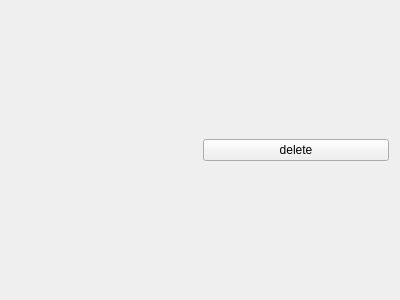
This is task.ui in ReubenKabiti/qt-todo-list as Qt 5 draws it before an edit. The edited form follows.
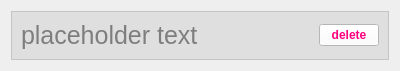
This is the edited form.

The edit to the form file:
```diff
--- a/task.ui
+++ b/task.ui
@@ -7,30 +7,77 @@
     <x>0</x>
     <y>0</y>
     <width>400</width>
-    <height>300</height>
+    <height>63</height>
    </rect>
   </property>
+  <property name="maximumSize">
+   <size>
+    <width>16777215</width>
+    <height>63</height>
+   </size>
+  </property>
   <property name="windowTitle">
    <string>Form</string>
   </property>
   <layout class="QVBoxLayout" name="verticalLayout">
    <item>
+    <widget class="QFrame" name="frame">
+     <property name="styleSheet">
+      <string notr="true">#frame
+{
+	background-color:  rgb(200, 200, 200, 100);
+}</string>
+     </property>
+     <property name="frameShape">
+      <enum>QFrame::StyledPanel</enum>
+     </property>
+     <property name="frameShadow">
+      <enum>QFrame::Raised</enum>
+     </property>
+     <layout class="QVBoxLayout" name="verticalLayout_2">
+      <item>
     <layout class="QHBoxLayout" name="horizontalLayout">
      <item>
       <widget class="QLabel" name="taskName">
+          <property name="styleSheet">
+           <string notr="true">#taskName
+{
+	color: rgba(100, 100, 100, 200);
+
+	font-size: 25px;
+}</string>
+          </property>
        <property name="text">
-        <string/>
+           <string>placeholder text</string>
        </property>
       </widget>
      </item>
      <item>
       <widget class="QPushButton" name="deleteButton">
+          <property name="maximumSize">
+           <size>
+            <width>60</width>
+            <height>16777215</height>
+           </size>
+          </property>
+          <property name="styleSheet">
+           <string notr="true">#deleteButton
+{
+	background-color: white;
+	color: rgb(255, 0, 127);
+	font-weight: bold;
+}
+</string>
+          </property>
        <property name="text">
         <string>delete</string>
        </property>
       </widget>
      </item>
     </layout>
+      </item>
+     </layout>
+    </widget>
    </item>
   </layout>
  </widget>
```
Lines whose indentation alone changed are shown as unchanged.
